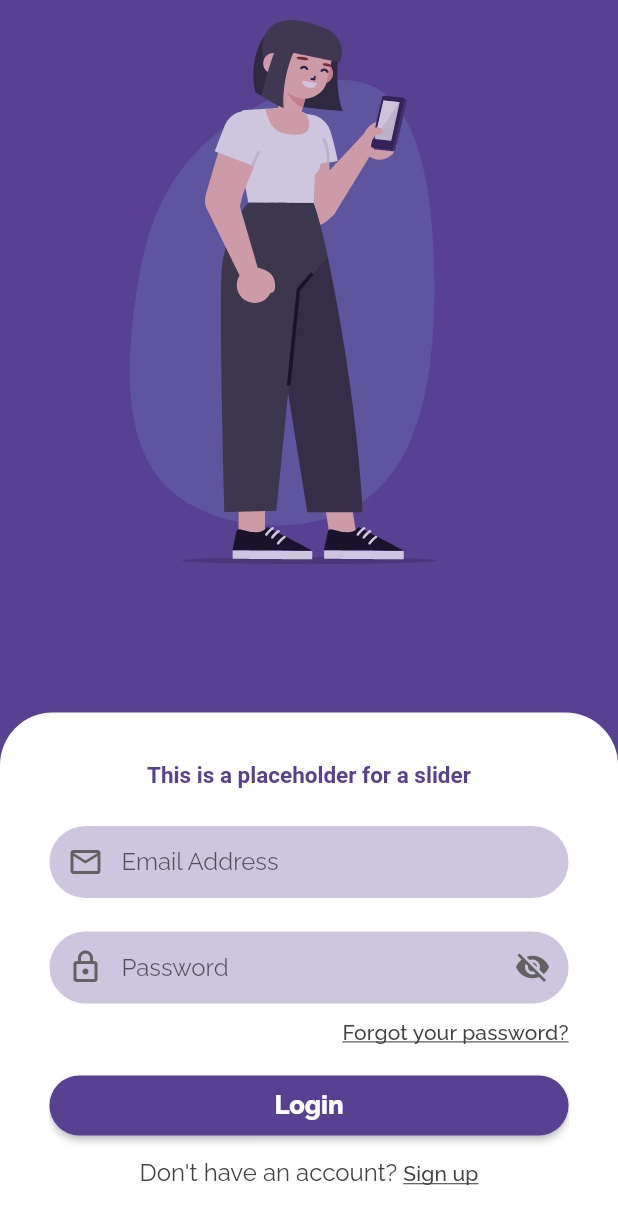
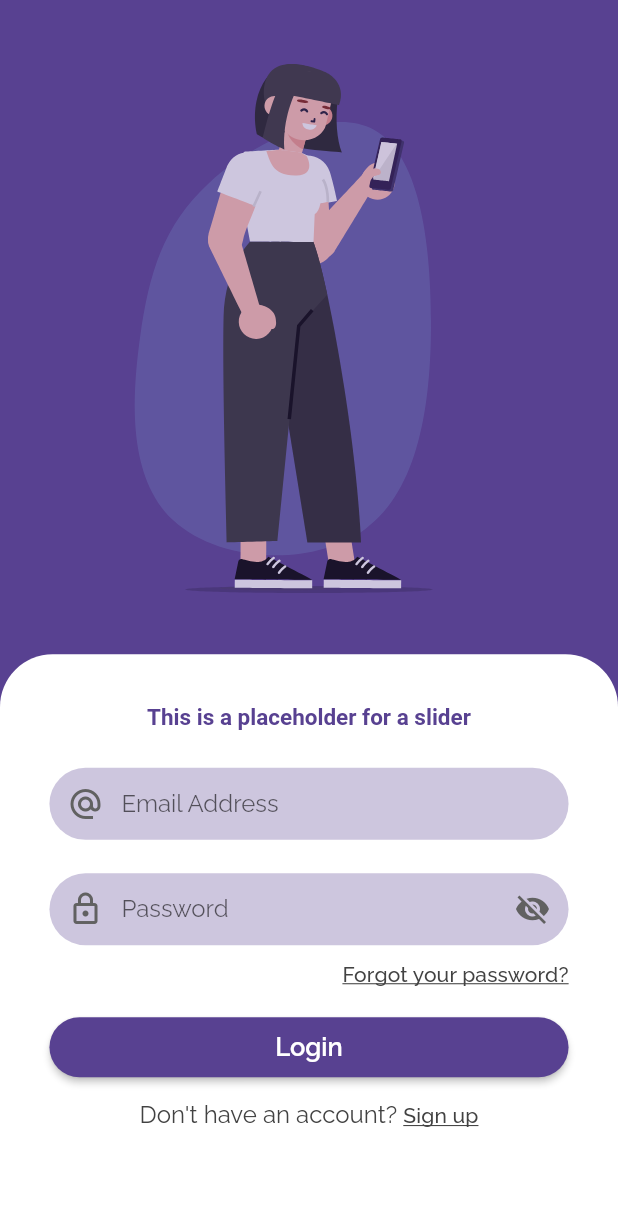
Before and after one commit to KaveenE/Orbital-SimplyMeet, a Flutter app: the screen it shows after launch, after a tap on "Skip", on a phone screen of 412 x 824 dp. Shown: the top 1224 px of the screen. Run offline on Flutter 3.47's test engine with Material 2 defaults, Android fonts, the phone set to English and light mode, and no system bars; drawn by our look-alikes of flutter_form_builder; our stand-ins replace google_fonts, lottie.

Commit message:
Aesthetic issues from refactorization fixed

```diff
--- a/simply_meet/lib/main.dart
+++ b/simply_meet/lib/main.dart
@@ -26,15 +26,14 @@ class MyApp extends StatelessWidget {
       title: 'SimplyMeet',
       theme: ThemeData(
         primaryColor: MINIMAL_PURPLE,
-        accentColor: Colors.white70,
         scaffoldBackgroundColor: MINIMAL_PURPLE,
         backgroundColor: MINIMAL_PURPLE,
         fontFamily: GoogleFonts.raleway().fontFamily,
         textTheme: ThemeData.light().textTheme.copyWith(
               headline2: GoogleFonts.raleway(
                 color: Colors.white70,
-              fontWeight: FontWeight.bold,
-              fontSize: 30,
+                fontSize: 28,
+                fontWeight: FontWeight.w600,
               ),
               bodyText1: GoogleFonts.raleway(
                 color: Colors.white70,
@@ -42,16 +41,17 @@ class MyApp extends StatelessWidget {
               ),
               button: GoogleFonts.raleway(
                 color: Colors.white,
-              fontWeight: FontWeight.w800,
+                fontWeight: FontWeight.w600,
                 fontSize: 17,
+              ),
+              subtitle1: GoogleFonts.raleway(
+                color: Colors.grey.shade800,
               ),
               subtitle2: GoogleFonts.raleway(
                 color: Colors.grey.shade800,
                 decoration: TextDecoration.underline,
               ),
-            subtitle1: GoogleFonts.raleway(
-              color: Colors.grey.shade800,
-            )),
+            ),
       ),
       routes: {
         '/': (_) => WelcomeScreen(),
--- a/simply_meet/lib/screens/Welcome/WelcomeScreen.dart
+++ b/simply_meet/lib/screens/Welcome/WelcomeScreen.dart
@@ -1,11 +1,8 @@
 import 'package:flutter/material.dart';
-
 import 'package:simply_meet/screens/login_signUp/LoginScreen.dart';
-
 import 'WelcomeScreenPage1.dart';
 import 'WelcomeScreenPage2.dart';
 import 'WelcomeScreenPage3.dart';
-
 //import 'package:simply_meet/screens/Login_signUp/LoginSignUpScreen.dart';
 
 class WelcomeScreen extends StatefulWidget {
@@ -33,7 +30,7 @@ class _WelcomeScreenState extends State<WelcomeScreen> {
   Widget build(BuildContext context) {
     final myTheme = Theme.of(context);
     final screenSize = MediaQuery.of(context).size;
-    print("Rebuilt?");
+
     return Scaffold(
       backgroundColor: myTheme.scaffoldBackgroundColor,
       body: Container(
@@ -46,7 +43,6 @@ class _WelcomeScreenState extends State<WelcomeScreen> {
                 alignment: Alignment.topRight,
                 child: const SkipButton(),
               ),
-
               SizedBox(height: screenSize.height * 0.09),
               Center(
                 child: Text(
@@ -54,9 +50,9 @@ class _WelcomeScreenState extends State<WelcomeScreen> {
                   style: Theme.of(context).textTheme.headline2,
                 ),
               ),
-
               SizedBox(height: screenSize.height * 0.05),
-              Expanded(
+              Container(
+                height: screenSize.height * 0.6,
                 child: PageView(
                   physics: ClampingScrollPhysics(),
                   controller: _pageController,
@@ -108,7 +104,7 @@ class GetStartedButton extends StatelessWidget {
             'Get started',
             style: TextStyle(
               color: myTheme.primaryColor,
-              fontSize: 20,
+              fontSize: 22,
               fontWeight: FontWeight.bold,
             ),
           ),
@@ -129,9 +125,8 @@ class SkipButton extends StatelessWidget {
       child: Text(
         'Skip',
         style: TextStyle(
-          color: Colors.white,
+          color: Colors.white70,
           fontSize: 20,
-          fontWeight: FontWeight.normal,
         ),
       ),
       onPressed: () => Navigator.pushNamed(context, NewLoginScreen.routeName),
--- a/simply_meet/lib/screens/login_signUp/LoginScreen.dart
+++ b/simply_meet/lib/screens/login_signUp/LoginScreen.dart
@@ -1,6 +1,7 @@
 import 'package:flutter/material.dart';
 import 'package:flutter_form_builder/flutter_form_builder.dart';
 import 'package:lottie/lottie.dart';
+import 'package:simply_meet/Screens/Login_SignUp/SignUpScreen.dart';
 import 'package:simply_meet/screens/login_signUp/widgets/FormBuilderEmail.dart';
 import 'package:simply_meet/screens/login_signUp/widgets/FormBuilderPassword.dart';
 import 'package:simply_meet/screens/login_signUp/widgets/SignUpLoginButton.dart';
@@ -43,19 +44,16 @@ class _NewLoginScreenState extends State<NewLoginScreen> {
           child: Column(
             children: <Widget>[
               Expanded(
-                flex: 8,
+                flex: 9,
                 child: Opacity(
                   opacity: 0.7,
                   child: Lottie.asset("assets/animations/GirlOnPhone.json",
-                      /*width: screenSize.height * 0.43*/ fit: BoxFit.cover),
+                      width: screenSize.height * 0.45),
                 ),
               ),
               Expanded(
-                  flex: 9,
-                  child: DraggableScrollableSheet(
-                    initialChildSize: 0.8,
-                    builder: (ctx, scrollController) {
-                      return Container(
+                flex: 8,
+                child: Container(
                   width: double.infinity,
                   padding: EdgeInsets.all(screenSize.height * 0.04),
                   decoration: BoxDecoration(
@@ -67,34 +65,27 @@ class _NewLoginScreenState extends State<NewLoginScreen> {
                   ),
                   child: FormBuilder(
                     key: _globalFormKey,
-                          child: SingleChildScrollView(
-                            controller: scrollController,
                     child: Column(
                       mainAxisAlignment: MainAxisAlignment.start,
                       mainAxisSize: MainAxisSize.min,
                       crossAxisAlignment: CrossAxisAlignment.center,
-                              children: [
+                      children: <Widget>[
                         LoginArea(
                           _globalFormKey,
                           hidePassword: _hidePassword,
-                                  togglePasswordVisibility:
-                                      togglePasswordVisibility,
+                          togglePasswordVisibility: togglePasswordVisibility,
                         ),
                         SizedBox(height: screenSize.height * 0.014),
                         WordsBelowSignUpLogin(
                           text1: "Don't have an account? ",
                           text2: "Sign up",
+                          route: NewSignUpScreen.routeName,
                         ),
                       ],
                     ),
                   ),
                 ),
-                      );
-                    },
-
               ),
-                ),
-
             ],
           ),
         ),
--- a/simply_meet/lib/screens/login_signUp/widgets/FormBuilderEmail.dart
+++ b/simply_meet/lib/screens/login_signUp/widgets/FormBuilderEmail.dart
@@ -12,13 +12,13 @@ class FormBuilderEmail extends StatelessWidget {
     return FormBuilderTextField(
       name: "email",
       keyboardType: TextInputType.emailAddress,
-      autovalidateMode: AutovalidateMode.onUserInteraction,
-      validator: FormBuilderValidators.compose([
-        FormBuilderValidators.required(context,
-            errorText: "Email Address cannot be empty"),
-        FormBuilderValidators.email(context,
-            errorText: "Not a valid email address")
-      ]),
+      // autovalidateMode: AutovalidateMode.onUserInteraction,
+      // validator: FormBuilderValidators.compose([
+      //   FormBuilderValidators.required(context,
+      //       errorText: "Email Address cannot be empty"),
+      //   FormBuilderValidators.email(context,
+      //       errorText: "Not a valid email address")
+      // ]),
       decoration: InputDecoration(
         border: OutlineInputBorder(
           borderRadius: BorderRadius.circular(screenSize.width * 0.06),
@@ -29,7 +29,7 @@ class FormBuilderEmail extends StatelessWidget {
         hintText: "Email Address",
         contentPadding: EdgeInsets.only(left: screenSize.width * 0.06),
         prefixIcon: Icon(
-          Icons.email_outlined,
+          Icons.alternate_email,
           color: Colors.grey.shade700,
         ),
       ),
--- a/simply_meet/lib/screens/login_signUp/widgets/FormBuilderPassword.dart
+++ b/simply_meet/lib/screens/login_signUp/widgets/FormBuilderPassword.dart
@@ -20,27 +20,26 @@ class FormBuilderPassword extends StatelessWidget {
   Widget build(BuildContext context) {
     final screenSize = MediaQuery.of(context).size;
 
-    final FormFieldValidator<String> passwordRequirement =
-        FormBuilderValidators.match(context,
-            r'^(?=.*?[A-Z])(?=.*?[a-z])(?=.*?[0-9])(?=.*?[!@#\$&*~]).{8,}$',
-            errorText:
-                "Password must be at least 8 characters with mixture of\n1) Uppercase and lowercase letters\n2) Numbers\n3) Special case symbols except < and >");
+    // final FormFieldValidator<String> passwordRequirement =
+    //     FormBuilderValidators.match(context,
+    //         r'^(?=.*?[A-Z])(?=.*?[a-z])(?=.*?[0-9])(?=.*?[!@#\$&*~]).{8,}$',
+    //         errorText:
+    //             "Password must be at least 8 characters with mixture of\n1) Uppercase and lowercase letters\n2) Numbers\n3) Special case symbols except < and >");
 
     return FormBuilderTextField(
       name: identifierForField,
       keyboardType: TextInputType.text,
       autovalidateMode: AutovalidateMode.onUserInteraction,
-      validator: FormBuilderValidators.compose([
-        passwordRequirement,
-        (reenteredPassword) {
-          if (globalFormKey!= null && reenteredPassword !=
-              globalFormKey.currentState.fields[identifierForField].value) {
-            return "Password entries are not the same";
-          }
-
-          return null;
-        }
-      ]),
+      // validator: FormBuilderValidators.compose([
+      //   passwordRequirement,
+      //   (reenteredPassword) {
+      //     if (globalFormKey!= null && reenteredPassword !=
+      //         globalFormKey.currentState.fields[identifierForField].value) {
+      //       return "Password entries are not the same";
+      //     }
+      //     return null;
+      //   }
+      // ]),
       obscureText: hidePassword,
       decoration: InputDecoration(
         border: OutlineInputBorder(
--- a/simply_meet/lib/screens/login_signUp/widgets/WordsBelowSignUpLogin.dart
+++ b/simply_meet/lib/screens/login_signUp/widgets/WordsBelowSignUpLogin.dart
@@ -1,14 +1,16 @@
 import 'package:flutter/gestures.dart';
 import 'package:flutter/material.dart';
-
-import '../SignUpScreen.dart';
+//import '../SignUpScreen.dart';
 
 class WordsBelowSignUpLogin extends StatelessWidget {
   final String text1;
   final String text2;
+  final String route;
+
   const WordsBelowSignUpLogin({
     @required this.text1,
     @required this.text2,
+    @required this.route,
   });
 
   @override
@@ -26,7 +28,7 @@ class WordsBelowSignUpLogin extends StatelessWidget {
             recognizer: TapGestureRecognizer()
               ..onTap = () => Navigator.pushNamed(
                     context,
-                    NewSignUpScreen.routeName,
+                    route,
                   ),
           ),
         ],
```
Also changed, not shown: simply_meet/lib/screens/login_signUp/SignUpScreen.dart (+12 -12 lines), simply_meet/lib/screens/login_signUp/widgets/FormBuilderUserName.dart (+6 -5 lines), simply_meet/pubspec.yaml (+8 -9 lines), simply_meet/pubspec.lock, 1 other file. Lines whose indentation alone changed are shown as unchanged.
